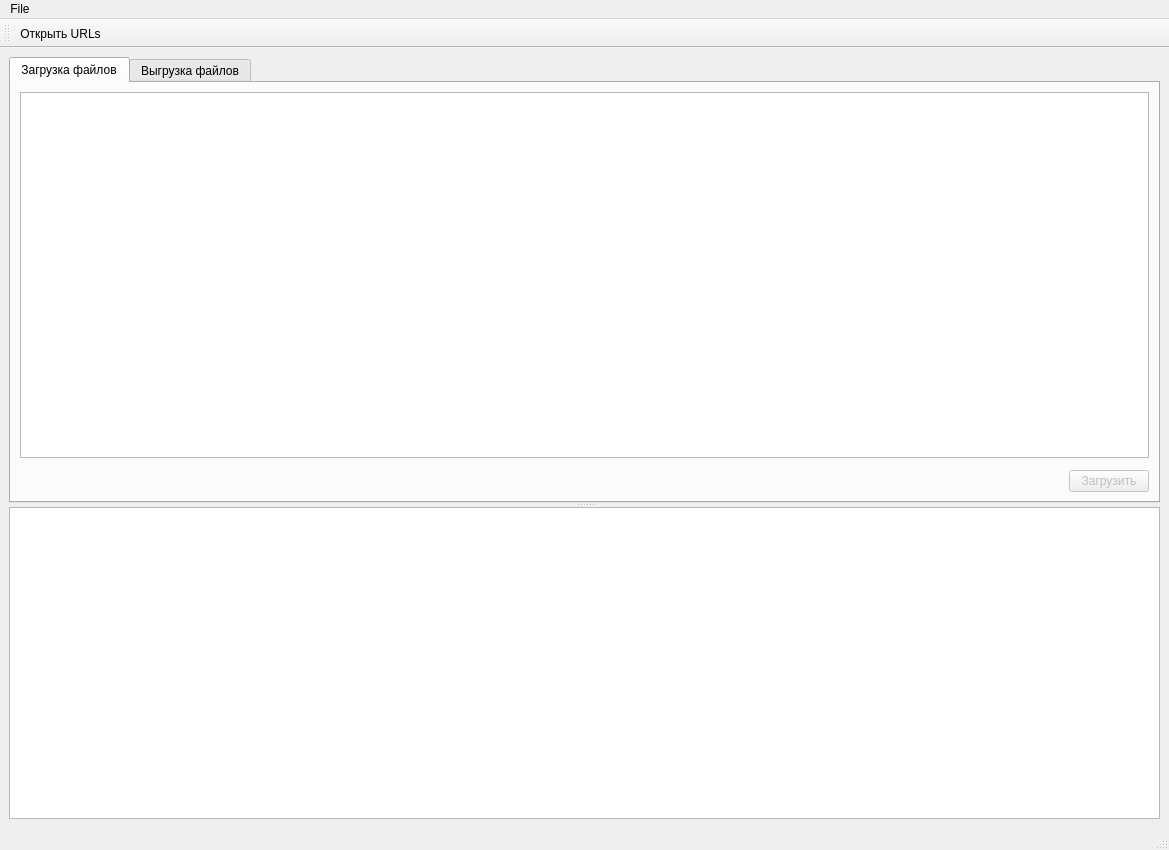
First picture: the form in mainwindow.ui, repository knvmbox/file-uploader, before the edit.
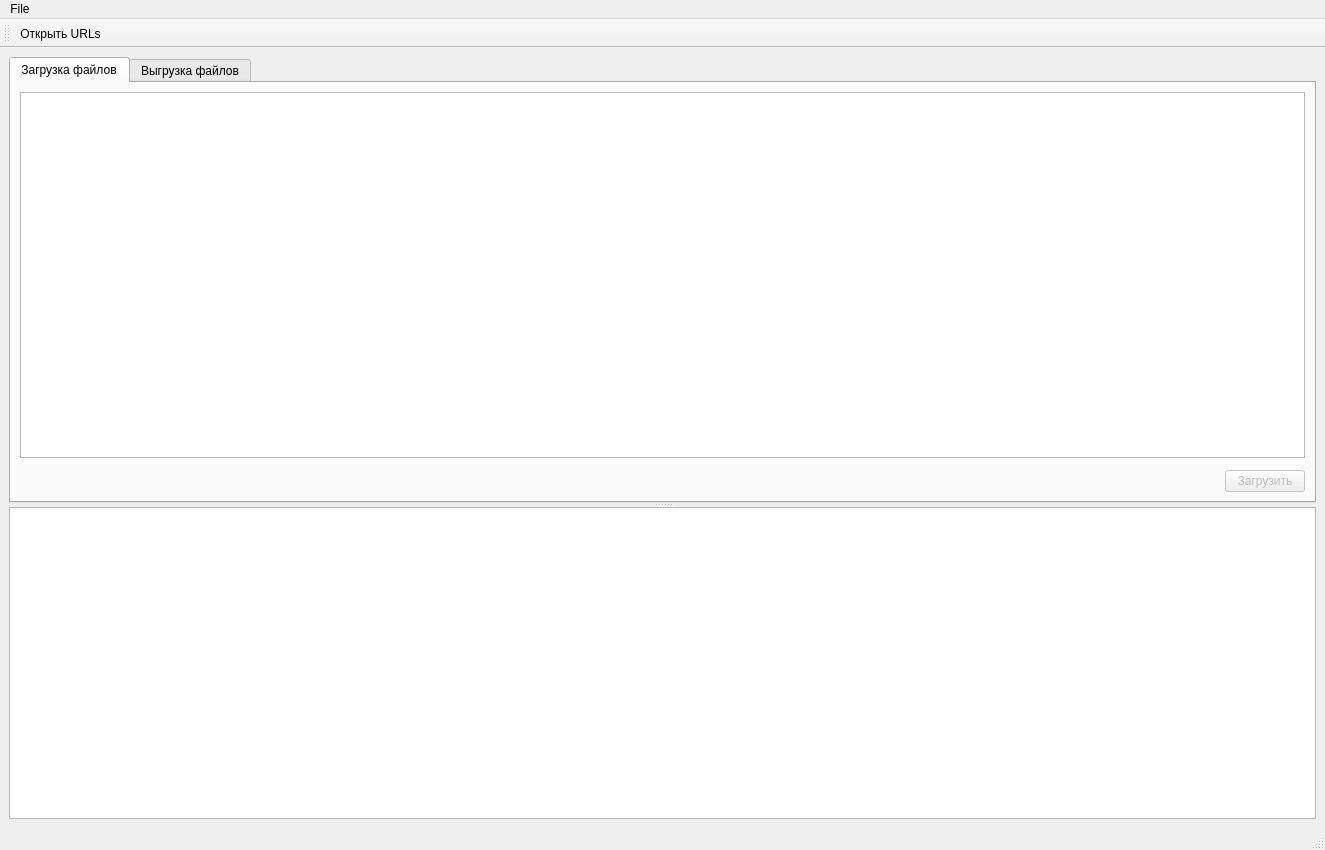
Second picture: the form after the edit. The open tabs and pages were chosen to show the change. Custom widgets are drawn as their Qt base class.

The edit to the form file:
```diff
--- a/mainwindow.ui
+++ b/mainwindow.ui
@@ -6,7 +6,7 @@
    <rect>
     <x>0</x>
     <y>0</y>
-    <width>1169</width>
+    <width>1325</width>
     <height>850</height>
    </rect>
   </property>
@@ -128,7 +128,7 @@
     <rect>
      <x>0</x>
      <y>0</y>
-     <width>1169</width>
+     <width>1325</width>
      <height>22</height>
     </rect>
    </property>
```
Left out of the diff: 2 changed lines with no effect on the pictures.
